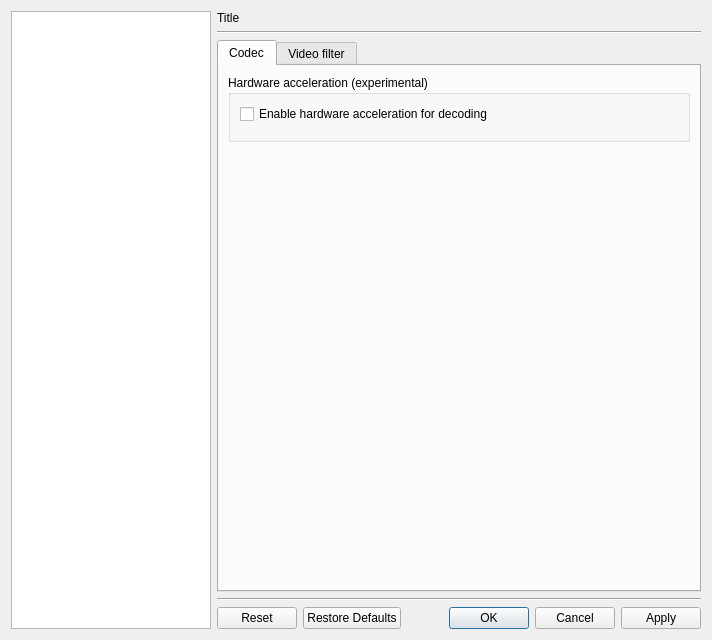
First picture: the form in src/cmplayer/ui/prefdialog.ui, repository bylee20/bomi, before the edit.
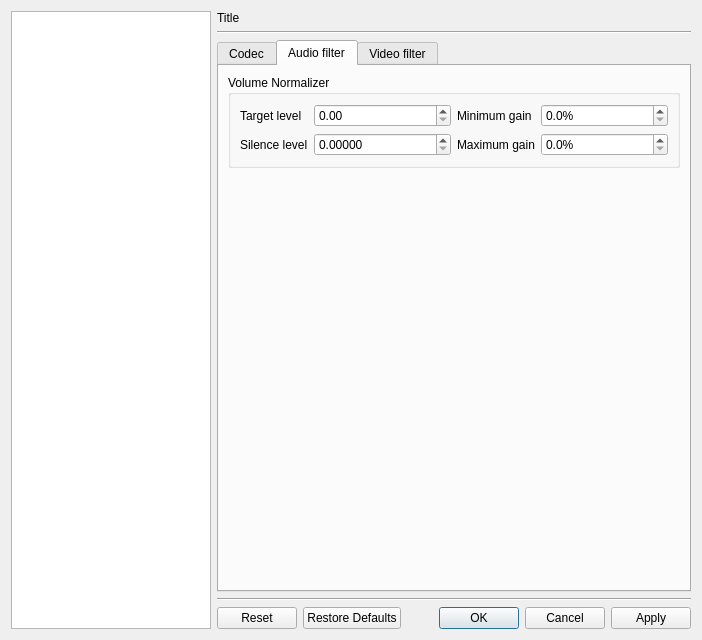
Second picture: the form after the edit. The open tabs and pages were chosen to show the change. Icons and pictures are not drawn. Custom widgets are drawn as their Qt base class.

Commit message: Add options for volume normalizer

What changed in the file:
```diff
--- a/src/cmplayer/ui/prefdialog.ui
+++ b/src/cmplayer/ui/prefdialog.ui
@@ -6,7 +6,7 @@
    <rect>
     <x>0</x>
     <y>0</y>
-    <width>712</width>
+    <width>702</width>
     <height>640</height>
    </rect>
   </property>
@@ -261,6 +261,159 @@
              </item>
             </layout>
            </widget>
+           <widget class="QWidget" name="tab_3">
+            <attribute name="title">
+             <string>Audio filter</string>
+            </attribute>
+            <layout class="QVBoxLayout" name="verticalLayout_9">
+             <item>
+              <widget class="QGroupBox" name="groupBox_12">
+               <property name="title">
+                <string>Volume Normalizer</string>
+               </property>
+               <layout class="QHBoxLayout" name="horizontalLayout_12">
+                <item>
+                 <layout class="QFormLayout" name="formLayout_13">
+                  <property name="fieldGrowthPolicy">
+                   <enum>QFormLayout::ExpandingFieldsGrow</enum>
+                  </property>
+                  <item row="0" column="0">
+                   <widget class="QLabel" name="label_22">
+                    <property name="text">
+                     <string>Target level</string>
+                    </property>
+                   </widget>
+                  </item>
+                  <item row="0" column="1">
+                   <widget class="QDoubleSpinBox" name="normalizer_target">
+                    <property name="sizePolicy">
+                     <sizepolicy hsizetype="Expanding" vsizetype="Fixed">
+                      <horstretch>0</horstretch>
+                      <verstretch>0</verstretch>
+                     </sizepolicy>
+                    </property>
+                    <property name="accelerated">
+                     <bool>true</bool>
+                    </property>
+                    <property name="maximum">
+                     <double>1.000000000000000</double>
+                    </property>
+                    <property name="singleStep">
+                     <double>0.010000000000000</double>
+                    </property>
+                   </widget>
+                  </item>
+                  <item row="1" column="0">
+                   <widget class="QLabel" name="label_16">
+                    <property name="text">
+                     <string>Silence level</string>
+                    </property>
+                   </widget>
+                  </item>
+                  <item row="1" column="1">
+                   <widget class="QDoubleSpinBox" name="normalizer_silence">
+                    <property name="sizePolicy">
+                     <sizepolicy hsizetype="Expanding" vsizetype="Fixed">
+                      <horstretch>0</horstretch>
+                      <verstretch>0</verstretch>
+                     </sizepolicy>
+                    </property>
+                    <property name="accelerated">
+                     <bool>true</bool>
+                    </property>
+                    <property name="decimals">
+                     <number>5</number>
+                    </property>
+                    <property name="maximum">
+                     <double>0.100000000000000</double>
+                    </property>
+                    <property name="singleStep">
+                     <double>0.000010000000000</double>
+                    </property>
+                   </widget>
+                  </item>
+                 </layout>
+                </item>
+                <item>
+                 <layout class="QFormLayout" name="formLayout_14">
+                  <item row="0" column="0">
+                   <widget class="QLabel" name="label_28">
+                    <property name="text">
+                     <string>Minimum gain</string>
+                    </property>
+                   </widget>
+                  </item>
+                  <item row="0" column="1">
+                   <widget class="QDoubleSpinBox" name="normalizer_min">
+                    <property name="sizePolicy">
+                     <sizepolicy hsizetype="Expanding" vsizetype="Fixed">
+                      <horstretch>0</horstretch>
+                      <verstretch>0</verstretch>
+                     </sizepolicy>
+                    </property>
+                    <property name="accelerated">
+                     <bool>true</bool>
+                    </property>
+                    <property name="suffix">
+                     <string>%</string>
+                    </property>
+                    <property name="decimals">
+                     <number>1</number>
+                    </property>
+                    <property name="maximum">
+                     <double>999.000000000000000</double>
+                    </property>
+                   </widget>
+                  </item>
+                  <item row="1" column="0">
+                   <widget class="QLabel" name="label_29">
+                    <property name="text">
+                     <string>Maximum gain</string>
+                    </property>
+                   </widget>
+                  </item>
+                  <item row="1" column="1">
+                   <widget class="QDoubleSpinBox" name="normalizer_max">
+                    <property name="sizePolicy">
+                     <sizepolicy hsizetype="Expanding" vsizetype="Fixed">
+                      <horstretch>0</horstretch>
+                      <verstretch>0</verstretch>
+                     </sizepolicy>
+                    </property>
+                    <property name="accelerated">
+                     <bool>true</bool>
+                    </property>
+                    <property name="suffix">
+                     <string>%</string>
+                    </property>
+                    <property name="decimals">
+                     <number>1</number>
+                    </property>
+                    <property name="maximum">
+                     <double>9999.000000000000000</double>
+                    </property>
+                   </widget>
+                  </item>
+                 </layout>
+                </item>
+               </layout>
+              </widget>
+             </item>
+             <item>
+              <spacer name="verticalSpacer_2">
+               <property name="orientation">
+                <enum>Qt::Vertical</enum>
+               </property>
+               <property name="sizeHint" stdset="0">
+                <size>
+                 <width>20</width>
+                 <height>439</height>
+                </size>
+               </property>
+              </spacer>
+             </item>
+            </layout>
+           </widget>
            <widget class="QWidget" name="tab_2">
             <attribute name="title">
              <string>Video filter</string>
```
The commit also changes 8 other files.
